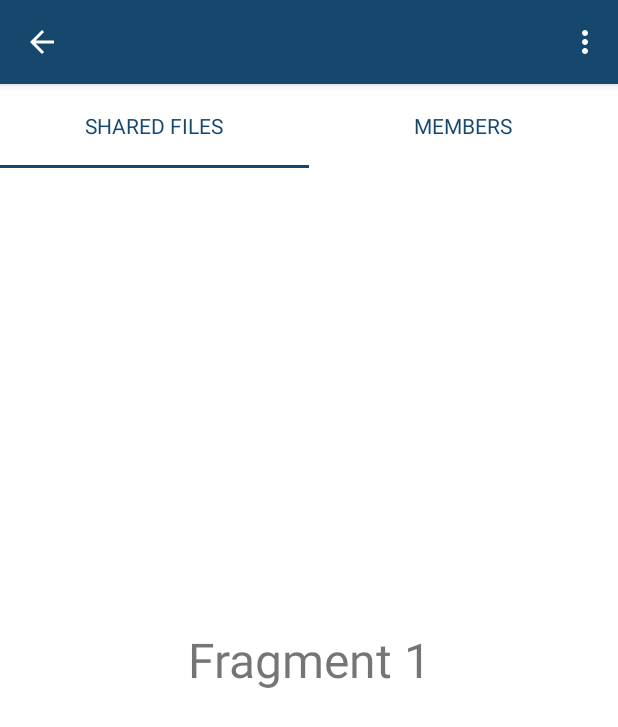
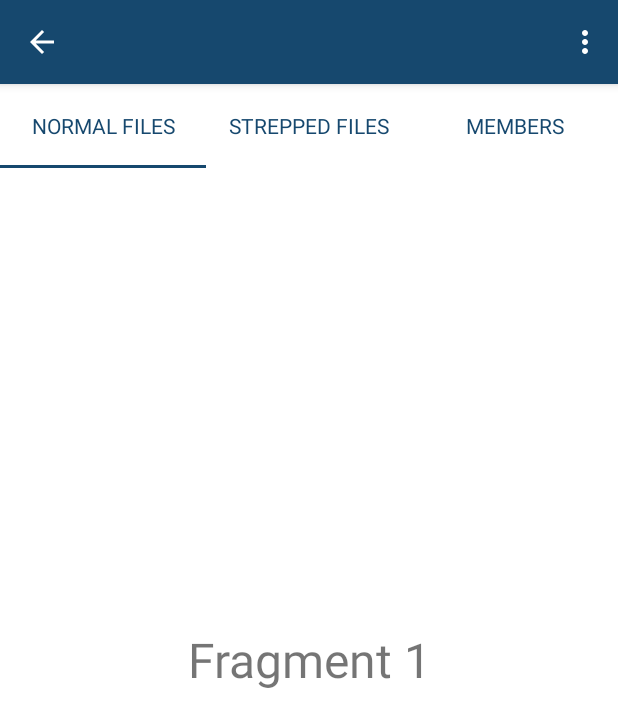
Before and after one commit to Kirlos-Melad/Private-Cloud-Storage, an Android app: the HomeActivity screen opened directly, with no data from a screen before it, on a phone screen of 412 x 824 dp. Shown: the top 727 px of the screen. Run offline under Robolectric (Android 15) with nearby library versions, the phone set to English and light mode, and no system bars; libraries missing offline, so code that uses them is left out: me.dm7.barcodescanner; 3 statements that could not run were skipped.

Commit message:
new changes
add one more fragment for strepped files and list view for members

```diff
--- a/app/build.gradle
+++ b/app/build.gradle
@@ -36,7 +36,7 @@ android {
 
 dependencies {
     implementation 'com.google.firebase:firebase-database-ktx'
-    implementation "com.android.support:appcompat-v7:31.3.1"
+    implementation "com.android.support:appcompat-v7:31.3.1.+"
     implementation "com.android.support:design:31.3.1"
     implementation "androidx.cardview:cardview:1.0.0"
     implementation "androidx.recyclerview:recyclerview:1.2.1"
--- a/app/src/main/java/com/example/privatecloudstorage/controller/Fragment1.java
+++ b/app/src/main/java/com/example/privatecloudstorage/controller/Fragment1.java
@@ -1,9 +1,8 @@
 package com.example.privatecloudstorage.controller;
 
+//import android.app.Fragment;
 import android.os.Bundle;
-
 import androidx.fragment.app.Fragment;
-
 import android.view.LayoutInflater;
 import android.view.View;
 import android.view.ViewGroup;
--- a/app/src/main/java/com/example/privatecloudstorage/controller/Fragment2.java
+++ b/app/src/main/java/com/example/privatecloudstorage/controller/Fragment2.java
@@ -1,5 +1,6 @@
 package com.example.privatecloudstorage.controller;
 
+//import android.app.Fragment;
 import android.os.Bundle;
 
 import androidx.fragment.app.Fragment;
--- a/app/src/main/java/com/example/privatecloudstorage/controller/GroupListActivity.java
+++ b/app/src/main/java/com/example/privatecloudstorage/controller/GroupListActivity.java
@@ -117,7 +117,7 @@ public class GroupListActivity extends AppCompatActivity {
                          bundle.putString("selectedGroupName", group.getName());
                          bundle.putString("selectedGroupKey", group.getId());
 
-                         intent.putExtras(bundle); //Put Group number to your next Intent
+                         intent.putExtras(bundle);//Put Group number to your next Intent
                          startActivity(intent);
                      });
                  }
@@ -149,6 +149,10 @@ public class GroupListActivity extends AppCompatActivity {
                         startActivity(new Intent(GroupListActivity.this,ProfileActivity.class));
                         _ActivityGroupListBinding.drawerLayout.closeDrawer(GravityCompat.START);
                         break;
+                    case R.id.logout:
+                        firebaseAuthenticationManager.Logout();
+                        startActivity(new Intent(GroupListActivity.this,SignInActivity.class));
+                        _ActivityGroupListBinding.drawerLayout.closeDrawer(GravityCompat.START);
 
                 }
                 return true;
--- a/app/src/main/java/com/example/privatecloudstorage/controller/HomeActivity.java
+++ b/app/src/main/java/com/example/privatecloudstorage/controller/HomeActivity.java
@@ -5,6 +5,7 @@ import androidx.appcompat.app.AppCompatActivity;
 import androidx.fragment.app.FragmentPagerAdapter;
 import androidx.viewpager.widget.ViewPager;
 
+import android.content.Intent;
 import android.os.Bundle;
 import android.view.Menu;
 import android.view.MenuInflater;
@@ -17,7 +18,7 @@ import com.example.privatecloudstorage.databinding.ActivitySignInBinding;
 import com.google.android.material.tabs.TabLayout;
 
 public class HomeActivity extends AppCompatActivity {
-
+    public static final String TAG = "HomeActivity";
     private String mSelectedGroupName;
     private String mSelectedGroupKey;
     private @NonNull
@@ -41,12 +42,26 @@ public class HomeActivity extends AppCompatActivity {
         _ActivityHomeBinding.tabLayout.setupWithViewPager(_ActivityHomeBinding.viewPager);
 
         MainAdapter mainAdapter=new MainAdapter(getSupportFragmentManager(),FragmentPagerAdapter.BEHAVIOR_RESUME_ONLY_CURRENT_FRAGMENT);
-        mainAdapter.addFragment(new Fragment1(),"SHARED FILES");
-        mainAdapter.addFragment(new Fragment2(),"MEMBERS");
+        mainAdapter.addFragment(new Fragment1(),"NORMAL FILES");
+        mainAdapter.addFragment(new Fragment2(),"STREPPED FILES");
+
+
+        //TODO:use old Bundle if valid to be used more than one time
+        Bundle bundle1 = new Bundle();
+        bundle1.putString("selectedGroupKey1",mSelectedGroupKey);
+       // set Fragment class Arguments
+        Fragment3 fragobj = new Fragment3();
+        fragobj.setArguments(bundle1);
+        //getSupportFragmentManager().beginTransaction()
+          //      .replace(R.id.fragment_id, fragobj, TAG).commit();
+
+        mainAdapter.addFragment(fragobj,"MEMBERS");
+
 
         _ActivityHomeBinding.viewPager.setAdapter(mainAdapter);
 
     }
+
     @Override
     public boolean onCreateOptionsMenu(Menu menu) {
         MenuInflater inflater = getMenuInflater();
--- a/app/src/main/java/com/example/privatecloudstorage/model/FirebaseAuthenticationManager.java
+++ b/app/src/main/java/com/example/privatecloudstorage/model/FirebaseAuthenticationManager.java
@@ -140,6 +140,7 @@ public class FirebaseAuthenticationManager extends Observable {
      * @param activity the sign in activity
      */
     public void ForgetPassword(String email, final ProgressBar _ProgressBar, final Activity activity) {
+        //TODO: handel empty email/password in forget password request
         mFirebaseAuth.sendPasswordResetEmail(email).addOnCompleteListener(new OnCompleteListener<Void>() {
             @SuppressLint("LongLogTag")
             @Override
--- a/app/src/main/java/com/example/privatecloudstorage/model/ManagersMediator.java
+++ b/app/src/main/java/com/example/privatecloudstorage/model/ManagersMediator.java
@@ -63,6 +63,9 @@ public class ManagersMediator {
      */
     public void UserGroupsRetriever(IAction action){
         DATABASE_MANAGER.UserGroupsRetriever(action, EXECUTOR_SERVICE);
+    }
+    public void GroupMembersRetriever(String groupId , IAction action){
+        DATABASE_MANAGER.GroupMembersRetriever(groupId,action, EXECUTOR_SERVICE);
     }
 
     /**
--- a/app/src/main/res/layout/activity_home.xml
+++ b/app/src/main/res/layout/activity_home.xml
@@ -21,7 +21,14 @@
         <com.google.android.material.tabs.TabItem
             android:layout_width="wrap_content"
             android:layout_height="wrap_content"
-            android:text="SHARED FILES"
+            android:text="NORMAL FILES"
+            >
+
+        </com.google.android.material.tabs.TabItem>
+        <com.google.android.material.tabs.TabItem
+            android:layout_width="wrap_content"
+            android:layout_height="wrap_content"
+            android:text="STREPPED FILES"
             >
 
         </com.google.android.material.tabs.TabItem>
@@ -32,6 +39,7 @@
             >
 
         </com.google.android.material.tabs.TabItem>
+
     </com.google.android.material.tabs.TabLayout>
 
     <androidx.viewpager.widget.ViewPager
--- a/app/src/main/res/layout/activity_sign_in.xml
+++ b/app/src/main/res/layout/activity_sign_in.xml
@@ -49,6 +49,8 @@
         android:layout_marginRight="40dp"
         android:layout_marginTop="35dp"
         style="@style/Widget.MaterialComponents.TextInputLayout.OutlinedBox.Dense"
+        app:counterEnabled="true"
+        app:counterMaxLength="16"
         app:errorEnabled="true"
         app:layout_constraintBottom_toBottomOf="parent"
         app:layout_constraintEnd_toEndOf="parent"
--- a/app/src/main/res/layout/activity_sign_up.xml
+++ b/app/src/main/res/layout/activity_sign_up.xml
@@ -153,6 +153,8 @@
         android:textSize="18dp"
         android:textStyle="bold"
         style="@style/Widget.MaterialComponents.TextInputLayout.OutlinedBox.Dense"
+        app:counterEnabled="true"
+        app:counterMaxLength="16"
         app:errorEnabled="true"
         app:layout_constraintBottom_toBottomOf="parent"
         app:layout_constraintEnd_toEndOf="parent"
--- a/app/src/main/res/menu/main_menu.xml
+++ b/app/src/main/res/menu/main_menu.xml
@@ -41,6 +41,10 @@
     <item android:title="Communicate">
         <menu>
             <item
+                android:id="@+id/logout"
+                android:icon="@drawable/arrow_back"
+                android:title="Log out" />
+            <item
                 android:id="@+id/share"
                 android:icon="@drawable/ic_group"
                 android:title="Shared with Me" />
```
Also changed, not shown: app/src/main/java/com/example/privatecloudstorage/controller/Fragment3.java (added, +69 -0 lines), app/src/main/java/com/example/privatecloudstorage/controller/SignInActivity.java (+18 -2 lines), app/src/main/java/com/example/privatecloudstorage/model/FirebaseDatabaseManager.java (+27 -16 lines), app/src/main/res/drawable/arrow_back.xml (added, +11 -0 lines), app/src/main/res/layout/fragment_3.xml (added, +20 -0 lines).
